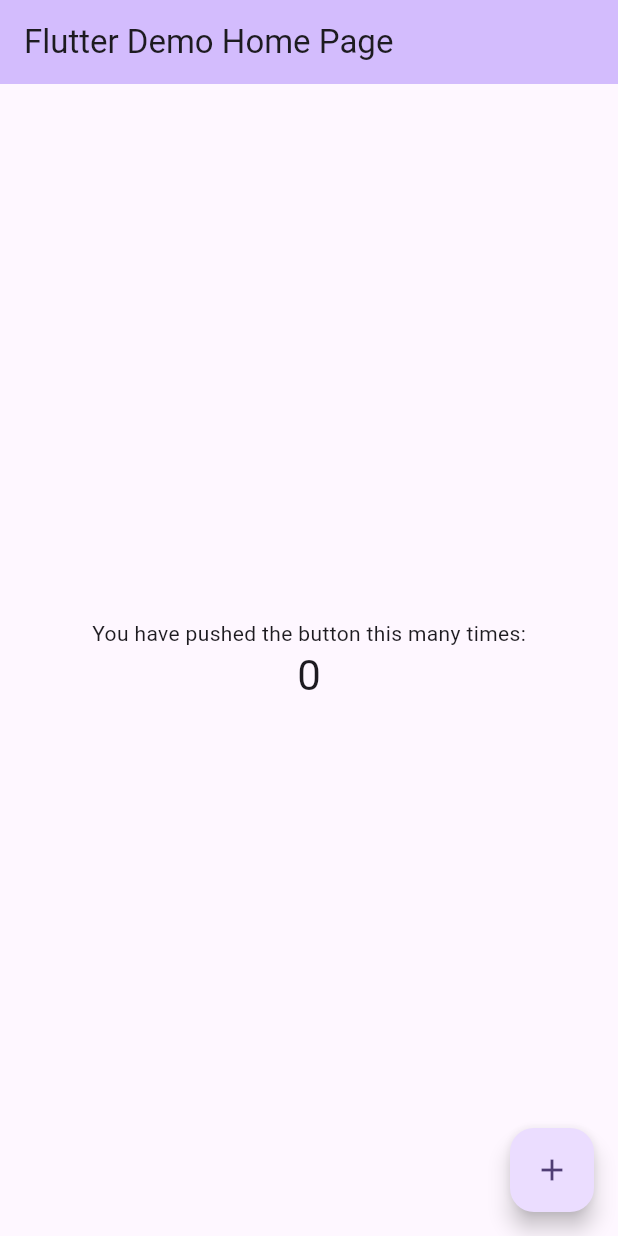
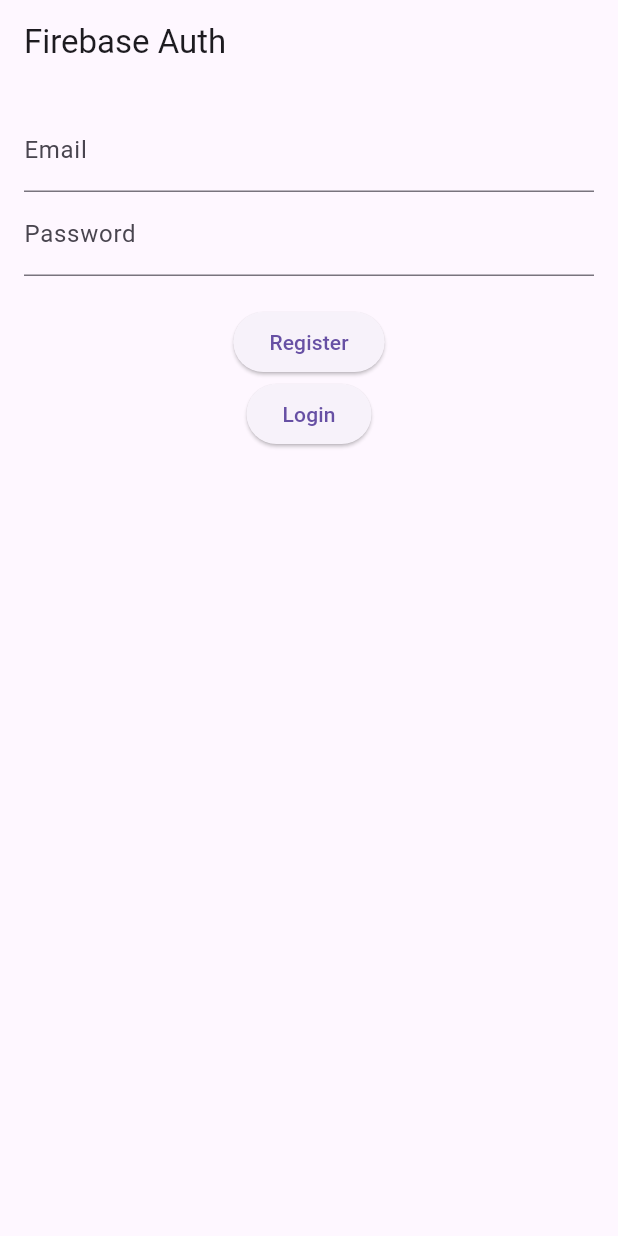
Before and after one commit to omeshapasan2/Flutter-Firebase-Login-Signup-withEmailVerification, a Flutter app: the screen it shows after launch, on a phone screen of 412 x 824 dp. Run offline on Flutter 3.47's test engine with Material 3 defaults, Android fonts, the light colour scheme and no system bars; our stand-ins replace firebase_auth, firebase_core; accounts and stored records are empty.

Commit message:
v2 Working Login Signup- need to add google login,forget email

```diff
--- a/frontend/lib/main.dart
+++ b/frontend/lib/main.dart
@@ -1,125 +1,106 @@
 import 'package:flutter/material.dart';
+import 'package:firebase_core/firebase_core.dart';
+import 'package:firebase_auth/firebase_auth.dart';
 
-void main() {
+void main() async {
+  WidgetsFlutterBinding.ensureInitialized();
+  await Firebase.initializeApp();
   runApp(const MyApp());
 }
 
 class MyApp extends StatelessWidget {
   const MyApp({super.key});
 
-  // This widget is the root of your application.
   @override
   Widget build(BuildContext context) {
     return MaterialApp(
-      title: 'Flutter Demo',
+      title: 'Flutter Firebase Auth',
       theme: ThemeData(
-        // This is the theme of your application.
-        //
-        // TRY THIS: Try running your application with "flutter run". You'll see
-        // the application has a purple toolbar. Then, without quitting the app,
-        // try changing the seedColor in the colorScheme below to Colors.green
-        // and then invoke "hot reload" (save your changes or press the "hot
-        // reload" button in a Flutter-supported IDE, or press "r" if you used
-        // the command line to start the app).
-        //
-        // Notice that the counter didn't reset back to zero; the application
-        // state is not lost during the reload. To reset the state, use hot
-        // restart instead.
-        //
-        // This works for code too, not just values: Most code changes can be
-        // tested with just a hot reload.
-        colorScheme: ColorScheme.fromSeed(seedColor: Colors.deepPurple),
-        useMaterial3: true,
+        primarySwatch: Colors.blue,
       ),
-      home: const MyHomePage(title: 'Flutter Demo Home Page'),
+      home: const AuthScreen(),
     );
   }
 }
 
-class MyHomePage extends StatefulWidget {
-  const MyHomePage({super.key, required this.title});
-
-  // This widget is the home page of your application. It is stateful, meaning
-  // that it has a State object (defined below) that contains fields that affect
-  // how it looks.
-
-  // This class is the configuration for the state. It holds the values (in this
-  // case the title) provided by the parent (in this case the App widget) and
-  // used by the build method of the State. Fields in a Widget subclass are
-  // always marked "final".
-
-  final String title;
+class AuthScreen extends StatefulWidget {
+  const AuthScreen({super.key});
 
   @override
-  State<MyHomePage> createState() => _MyHomePageState();
+  _AuthScreenState createState() => _AuthScreenState();
 }
 
-class _MyHomePageState extends State<MyHomePage> {
-  int _counter = 0;
+class _AuthScreenState extends State<AuthScreen> {
+  final FirebaseAuth _auth = FirebaseAuth.instance;
+  final TextEditingController _emailController = TextEditingController();
+  final TextEditingController _passwordController = TextEditingController();
+  String _message = '';
 
-  void _incrementCounter() {
-    setState(() {
-      // This call to setState tells the Flutter framework that something has
-      // changed in this State, which causes it to rerun the build method below
-      // so that the display can reflect the updated values. If we changed
-      // _counter without calling setState(), then the build method would not be
-      // called again, and so nothing would appear to happen.
-      _counter++;
-    });
+  Future<void> _register() async {
+    try {
+      UserCredential userCredential = await _auth.createUserWithEmailAndPassword(
+        email: _emailController.text,
+        password: _passwordController.text,
+      );
+      setState(() {
+        _message = 'Registered: ${userCredential.user?.email}';
+      });
+    } on FirebaseAuthException catch (e) {
+      setState(() {
+        _message = 'Registration Error: ${e.message}';
+      });
+    }
+  }
+
+  Future<void> _login() async {
+    try {
+      UserCredential userCredential = await _auth.signInWithEmailAndPassword(
+        email: _emailController.text,
+        password: _passwordController.text,
+      );
+      setState(() {
+        _message = 'Logged in: ${userCredential.user?.email}';
+      });
+    } on FirebaseAuthException catch (e) {
+      setState(() {
+        _message = 'Login Error: ${e.message}';
+      });
+    }
   }
 
   @override
   Widget build(BuildContext context) {
-    // This method is rerun every time setState is called, for instance as done
-    // by the _incrementCounter method above.
-    //
-    // The Flutter framework has been optimized to make rerunning build methods
-    // fast, so that you can just rebuild anything that needs updating rather
-    // than having to individually change instances of widgets.
     return Scaffold(
       appBar: AppBar(
-        // TRY THIS: Try changing the color here to a specific color (to
-        // Colors.amber, perhaps?) and trigger a hot reload to see the AppBar
-        // change color while the other colors stay the same.
-        backgroundColor: Theme.of(context).colorScheme.inversePrimary,
-        // Here we take the value from the MyHomePage object that was created by
-        // the App.build method, and use it to set our appbar title.
-        title: Text(widget.title),
+        title: const Text('Firebase Auth'),
       ),
-      body: Center(
-        // Center is a layout widget. It takes a single child and positions it
-        // in the middle of the parent.
+      body: Padding(
+        padding: const EdgeInsets.all(16.0),
         child: Column(
-          // Column is also a layout widget. It takes a list of children and
-          // arranges them vertically. By default, it sizes itself to fit its
-          // children horizontally, and tries to be as tall as its parent.
-          //
-          // Column has various properties to control how it sizes itself and
-          // how it positions its children. Here we use mainAxisAlignment to
-          // center the children vertically; the main axis here is the vertical
-          // axis because Columns are vertical (the cross axis would be
-          // horizontal).
-          //
-          // TRY THIS: Invoke "debug painting" (choose the "Toggle Debug Paint"
-          // action in the IDE, or press "p" in the console), to see the
-          // wireframe for each widget.
-          mainAxisAlignment: MainAxisAlignment.center,
-          children: <Widget>[
-            const Text(
-              'You have pushed the button this many times:',
+          children: [
+            TextField(
+              controller: _emailController,
+              decoration: const InputDecoration(labelText: 'Email'),
             ),
-            Text(
-              '$_counter',
-              style: Theme.of(context).textTheme.headlineMedium,
+            TextField(
+              controller: _passwordController,
+              decoration: const InputDecoration(labelText: 'Password'),
+              obscureText: true,
             ),
+            const SizedBox(height: 20),
+            ElevatedButton(
+              onPressed: _register,
+              child: const Text('Register'),
+            ),
+            ElevatedButton(
+              onPressed: _login,
+              child: const Text('Login'),
+            ),
+            const SizedBox(height: 20),
+            Text(_message),
           ],
         ),
       ),
-      floatingActionButton: FloatingActionButton(
-        onPressed: _incrementCounter,
-        tooltip: 'Increment',
-        child: const Icon(Icons.add),
-      ), // This trailing comma makes auto-formatting nicer for build methods.
     );
   }
 }
```
Also changed, not shown: frontend/pubspec.yaml (+5 -67 lines), frontend/pubspec.lock, 74 other files.
